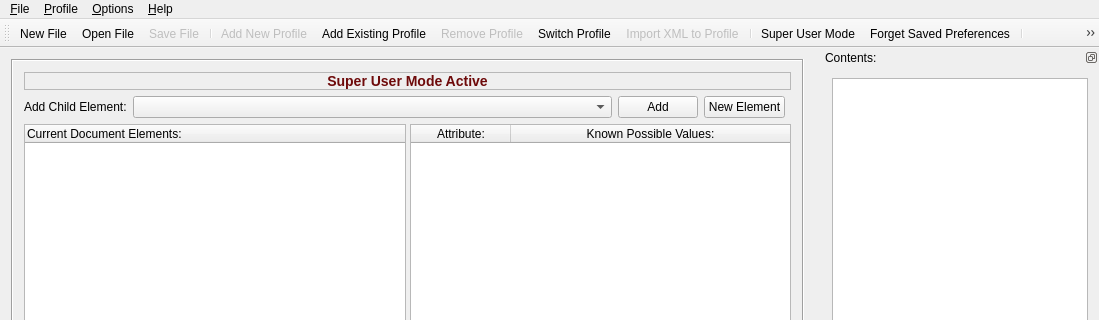
The window that GCXMLGenerator/gcmainwindow.ui (goblincoding/xmlmill) describes before a commit, drawn with Qt 5; both pictures show x 0 to 1099 and y 0 to 320 of the 1099 by 659 pixel window.
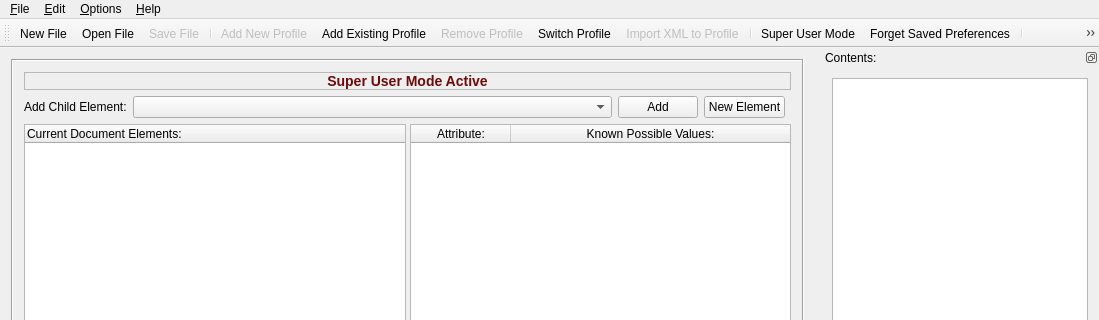
The same window after the commit. Icons and pictures are not drawn.

Patch:
```diff
--- a/GCXMLGenerator/gcmainwindow.ui
+++ b/GCXMLGenerator/gcmainwindow.ui
@@ -212,7 +212,7 @@
    </property>
    <widget class="QMenu" name="menuDatabase">
     <property name="title">
-     <string>&amp;Profile</string>
+     <string>&amp;Edit</string>
     </property>
     <addaction name="actionSwitchSessionDatabase"/>
     <addaction name="actionAddExistingDatabase"/>
```
Left out of the diff: 9 changed lines with no effect on the pictures.
